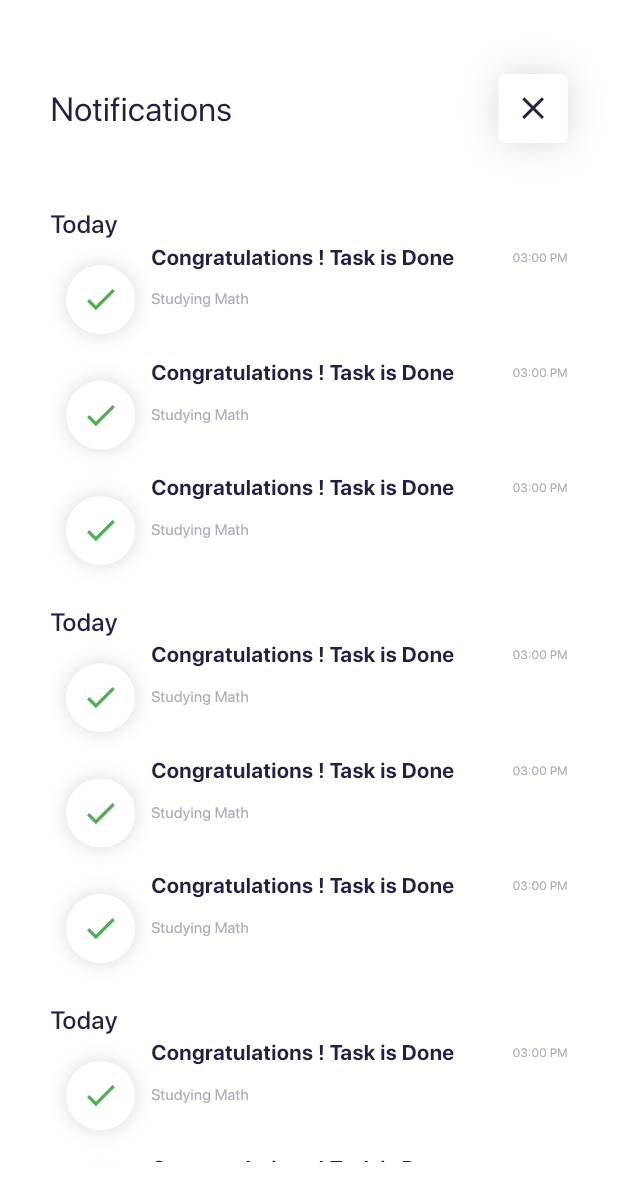
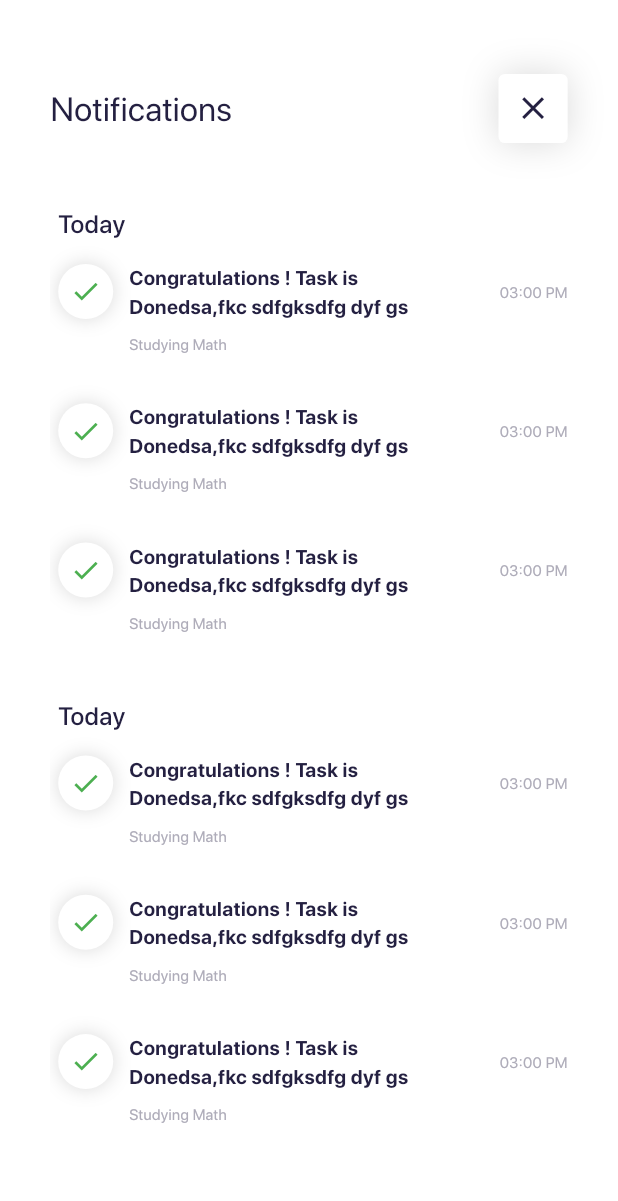
Before and after one commit to AnasKhaled1876/Smart-Work, a Flutter app: the NotificationsScreen screen opened by its route, on a phone screen of 412 x 824 dp. Shown: the top 1201 px of the screen. Run offline on Flutter 3.47's test engine with Material 2 defaults, Android fonts, the phone set to English and light mode, and no system bars; our stand-ins replace badges, dio, firebase_core, firebase_messaging, flutter_advanced_drawer, flutter_bloc and 8 more; missing offline and left inert: awesome_dio_interceptor, syncfusion_flutter_core; accounts and stored records are empty; statements that could not run were skipped; project files that could hold a hidden picture were left out.

Commit message:
Add notification types and update notifications display

```diff
--- a/lib/cubits/cubit/app_state.dart
+++ b/lib/cubits/cubit/app_state.dart
@@ -8,6 +8,8 @@ final class AppInitial extends AppState {}
 final class AppChangeBottomNavBarState extends AppState {}
 
 final class AppChangingState extends AppState {}
+
+final class AppNotificationsLoaded extends AppState {}
 
 final class RegisterUserLoadingState extends AppState {}
 
--- /dev/null
+++ b/lib/domain/models/notification.dart
@@ -0,0 +1,14 @@
+
+class SmartNotification {
+  final String title;
+  final String message;
+  final String type;
+  final DateTime timestamp;
+
+  SmartNotification({
+    required this.title,
+    required this.message,
+    required this.type,
+    required this.timestamp,
+  });
+}
--- a/lib/presentation/screens/about/notifications.dart
+++ b/lib/presentation/screens/about/notifications.dart
@@ -1,6 +1,8 @@
 import 'package:smart_work/presentation/assets/color_manager.dart';
 import '../../../utils/constants/labels.dart';
 import 'package:flutter/material.dart';
+
+import '../../widgets/notifications/notification_tile.dart';
 
 class NotificationsScreen extends StatelessWidget {
   const NotificationsScreen({super.key});
@@ -106,121 +108,3 @@ class NotificationsScreen extends StatelessWidget {
     );
   }
 }
-
-class NotificationDayTile extends StatelessWidget {
-  const NotificationDayTile({
-    super.key,
-  });
-
-  @override
-  Widget build(BuildContext context) {
-    return Container(
-      margin: EdgeInsets.only(
-        bottom: height * 10,
-      ),
-      child: Column(
-        crossAxisAlignment: CrossAxisAlignment.start,
-        children: [
-          Text(
-            'Today',
-            style: TextStyle(
-              color: primaryColor,
-              fontSize: textSize * 16.5,
-              fontFamily: 'SFPro',
-              fontWeight: FontWeight.w500,
-            ),
-          ),
-          ListView.builder(
-            shrinkWrap: true,
-            physics: const NeverScrollableScrollPhysics(),
-            itemBuilder: (context, index) => const NotificationTile(),
-            itemCount: 3,
-          )
-        ],
-      ),
-    );
-  }
-}
-
-class NotificationTile extends StatelessWidget {
-  const NotificationTile({super.key});
-
-  @override
-  Widget build(BuildContext context) {
-    return Row(
-      children: [
-        SizedBox(
-          width: width * 10,
-        ),
-        Container(
-          padding: EdgeInsets.all(width * 10),
-          decoration: const ShapeDecoration(
-            color: Colors.white,
-            shape: OvalBorder(),
-            shadows: [
-              BoxShadow(
-                color: Color(0x26000000),
-                blurRadius: 10,
-                offset: Offset(0, 0),
-                spreadRadius: 0,
-              )
-            ],
-          ),
-          child: Icon(
-            Icons.check,
-            color: Colors.green,
-            size: width * 24,
-          ),
-        ),
-        SizedBox(
-          width: width * 10,
-        ),
-        Expanded(
-          child: Column(
-            crossAxisAlignment: CrossAxisAlignment.start,
-            children: [
-              Row(
-                mainAxisAlignment: MainAxisAlignment.spaceBetween,
-                children: [
-                  Text(
-                    'Congratulations ! Task is Done',
-                    style: TextStyle(
-                      color: primaryColor,
-                      fontSize: textSize * 14,
-                      fontFamily: 'SFPro',
-                      fontWeight: FontWeight.w700,
-                    ),
-                  ),
-                  Text(
-                    '03:00 PM',
-                    style: TextStyle(
-                      color: const Color(0xFFAEACB9),
-                      fontSize: textSize * 8,
-                      fontFamily: 'SFPro',
-                      fontWeight: FontWeight.w400,
-                    ),
-                  )
-                ],
-              ),
-              SizedBox(
-                height: height * 10,
-              ),
-              Text(
-                'Studying Math',
-                style: TextStyle(
-                  color: const Color(0xFFAEACB9),
-                  fontSize: textSize * 10,
-                  fontFamily: 'SFPro',
-                  fontWeight: FontWeight.w400,
-                ),
-              ),
-              SizedBox(
-                height: height * 30,
-              ),
-            ],
-          ),
-        ),
-      ],
-    );
-  }
-}
--- a/lib/presentation/screens/about/rate_us.dart
+++ b/lib/presentation/screens/about/rate_us.dart
@@ -24,7 +24,7 @@ class _RateUsScreenState extends State<RateUsScreen> {
     return BlocConsumer<AppCubit, AppState>(
       listener: (context, state) {},
       builder: (context, state) {
-        AppCubit cubit = AppCubit.get(context);
+        // AppCubit cubit = AppCubit.get(context);
         return Form(
           key: _formKey,
           child: Scaffold(
--- /dev/null
+++ b/lib/presentation/widgets/notifications/notification_tile.dart
@@ -0,0 +1,141 @@
+import 'package:flutter/material.dart';
+import '../../../utils/constants/labels.dart';
+import '../../assets/color_manager.dart';
+
+class NotificationDayTile extends StatelessWidget {
+  const NotificationDayTile({
+    super.key,
+  });
+
+
+  @override
+  Widget build(BuildContext context) {
+    return Container(
+      margin: EdgeInsets.only(
+        bottom: height * 10,
+      ),
+      child: Column(
+        crossAxisAlignment: CrossAxisAlignment.start,
+        children: [
+          Row(
+            children: [
+              SizedBox(
+                width: width * 5,
+              ),
+              Text(
+                'Today',
+                style: TextStyle(
+                  color: primaryColor,
+                  fontSize: textSize * 16.5,
+                  fontFamily: 'SFPro',
+                  fontWeight: FontWeight.w500,
+                ),
+              ),
+            ],
+          ),
+          SizedBox(
+            height: height * 14,
+          ),
+          ListView.builder(
+            shrinkWrap: true,
+            physics: const NeverScrollableScrollPhysics(),
+            itemBuilder: (context, index) => const NotificationTile(),
+            itemCount: 3,
+          )
+        ],
+      ),
+    );
+  }
+}
+
+class NotificationTile extends StatelessWidget {
+  const NotificationTile({super.key});
+
+  @override
+  Widget build(BuildContext context) {
+    return Row(
+      crossAxisAlignment: CrossAxisAlignment.start,
+      children: [
+        SizedBox(
+          width: width * 5,
+        ),
+        Container(
+          width: width * 35,
+          height: width * 35,
+          decoration: const ShapeDecoration(
+            color: Colors.white,
+            shape: OvalBorder(),
+            shadows: [
+              BoxShadow(
+                color: Color(0x26000000),
+                blurRadius: 10,
+                offset: Offset(0, 0),
+                spreadRadius: 0,
+              )
+            ],
+          ),
+          child: Icon(
+            Icons.check,
+            color: Colors.green,
+            size: width * 20,
+          ),
+        ),
+        SizedBox(
+          width: width * 10,
+        ),
+        Expanded(
+          child: Column(
+            crossAxisAlignment: CrossAxisAlignment.start,
+            children: [
+              Row(
+                mainAxisAlignment: MainAxisAlignment.spaceBetween,
+                children: [
+                  Expanded(
+                    child: Text(
+                      'Congratulations ! Task is Donedsa,fkc sdfgksdfg dyf gs',
+                      maxLines: 2,
+                      overflow: TextOverflow.ellipsis,
+                      style: TextStyle(
+                        color: primaryColor,
+                        fontSize: textSize * 13,
+                        fontFamily: 'SFPro',
+                        fontWeight: FontWeight.w700,
+                      ),
+                    ),
+                  ),
+                  SizedBox(
+                    width: width * 40,
+                  ),
+                  Text(
+                    '03:00 PM',
+                    style: TextStyle(
+                      color: const Color(0xFFAEACB9),
+                      fontSize: textSize * 10,
+                      fontFamily: 'SFPro',
+                      fontWeight: FontWeight.w400,
+                    ),
+                  )
+                ],
+              ),
+              SizedBox(
+                height: height * 8,
+              ),
+              Text(
+                'Studying Math',
+                style: TextStyle(
+                  color: const Color(0xFFAEACB9),
+                  fontSize: textSize * 10,
+                  fontFamily: 'SFPro',
+                  fontWeight: FontWeight.w400,
+                ),
+              ),
+              SizedBox(
+                height: height * 30,
+              ),
+            ],
+          ),
+        ),
+      ],
+    );
+  }
+}
```
Also changed, not shown: lib/cubits/cubit/app_cubit.dart (+79 -0 lines), lib/utils/constants/images.dart (+7 -0 lines), lib/utils/constants/maps.dart (+6 -2 lines), assets/icons/check.svg (added).
